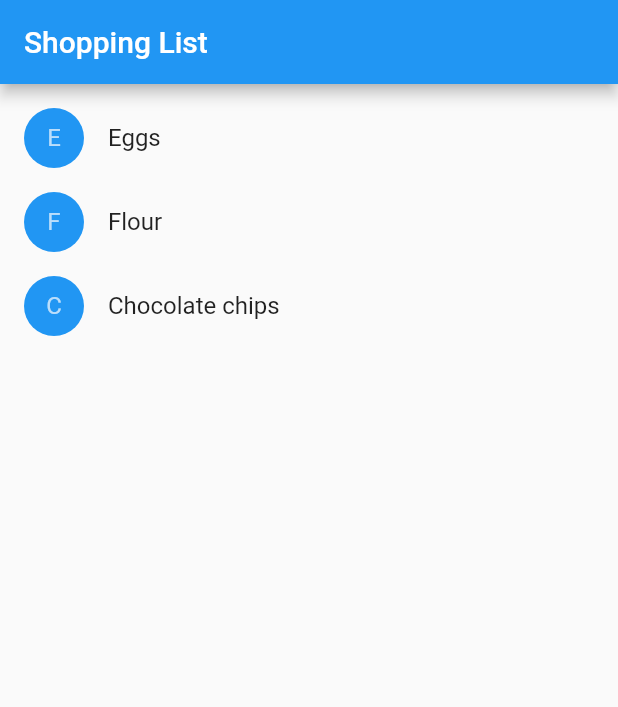
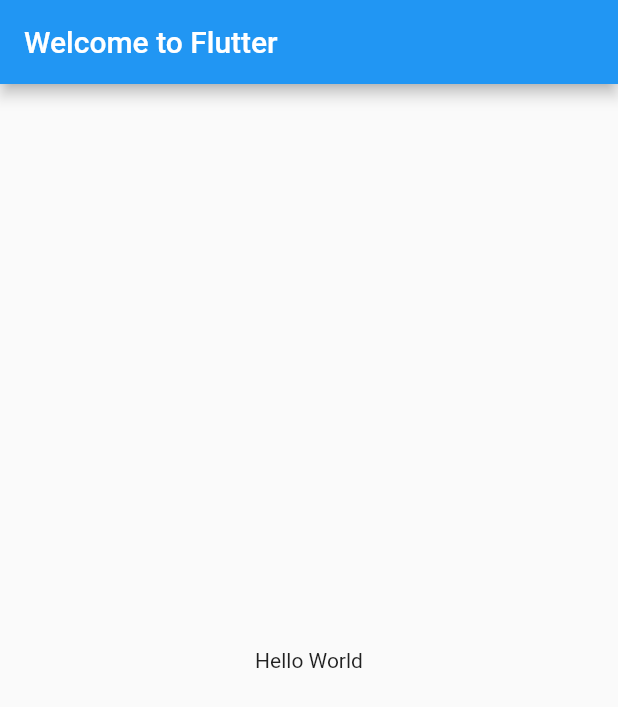
Before and after one commit to himanushi/music-app, a Flutter app: the screen it shows after launch, on a phone screen of 412 x 824 dp. Shown: the top 707 px of the screen. Run offline on Flutter 3.47's test engine with Material 2 defaults, Android fonts, the phone set to English and light mode, and no system bars.

Commit message:
Step 1: Create the starter Flutter app

```diff
--- a/lib/main.dart
+++ b/lib/main.dart
@@ -1,125 +1,24 @@
+// Copyright 2018 The Flutter team. All rights reserved.
+// Use of this source code is governed by a BSD-style license that can be
+// found in the LICENSE file.
+
 import 'package:flutter/material.dart';
 
-class Product {
-  const Product({required this.name});
+void main() => runApp(MyApp());
 
-  final String name;
-}
-
-typedef CartChangedCallback = Function(Product product, bool inCart);
-
-class ShoppingListItem extends StatelessWidget {
-  ShoppingListItem({
-    required this.product,
-    required this.inCart,
-    required this.onCartChanged,
-  }) : super(key: ObjectKey(product));
-
-  final Product product;
-  final bool inCart;
-  final CartChangedCallback onCartChanged;
-
-  Color _getColor(BuildContext context) {
-    // The theme depends on the BuildContext because different
-    // parts of the tree can have different themes.
-    // The BuildContext indicates where the build is
-    // taking place and therefore which theme to use.
-
-    return inCart //
-        ? Colors.black54
-        : Theme.of(context).primaryColor;
-  }
-
-  TextStyle? _getTextStyle(BuildContext context) {
-    if (!inCart) return null;
-
-    return const TextStyle(
-      color: Colors.black54,
-      decoration: TextDecoration.lineThrough,
-    );
-  }
-
+class MyApp extends StatelessWidget {
   @override
   Widget build(BuildContext context) {
-    return ListTile(
-      onTap: () {
-        onCartChanged(product, inCart);
-      },
-      leading: CircleAvatar(
-        backgroundColor: _getColor(context),
-        child: Text(product.name[0]),
-      ),
-      title: Text(
-        product.name,
-        style: _getTextStyle(context),
+    return MaterialApp(
+      title: 'Welcome to Flutter',
+      home: Scaffold(
+        appBar: AppBar(
+          title: const Text('Welcome to Flutter'),
+        ),
+        body: const Center(
+          child: Text('Hello World'),
+        ),
       ),
     );
   }
 }
-
-class ShoppingList extends StatefulWidget {
-  const ShoppingList({required this.products, Key? key}) : super(key: key);
-
-  final List<Product> products;
-
-  // The framework calls createState the first time
-  // a widget appears at a given location in the tree.
-  // If the parent rebuilds and uses the same type of
-  // widget (with the same key), the framework re-uses
-  // the State object instead of creating a new State object.
-
-  @override
-  _ShoppingListState createState() => _ShoppingListState();
-}
-
-class _ShoppingListState extends State<ShoppingList> {
-  final _shoppingCart = <Product>{};
-
-  void _handleCartChanged(Product product, bool inCart) {
-    setState(() {
-      // When a user changes what's in the cart, you need
-      // to change _shoppingCart inside a setState call to
-      // trigger a rebuild.
-      // The framework then calls build, below,
-      // which updates the visual appearance of the app.
-
-      if (!inCart) {
-        _shoppingCart.add(product);
-      } else {
-        _shoppingCart.remove(product);
-      }
-    });
-  }
-
-  @override
-  Widget build(BuildContext context) {
-    return Scaffold(
-      appBar: AppBar(
-        title: const Text('Shopping List'),
-      ),
-      body: ListView(
-        padding: const EdgeInsets.symmetric(vertical: 8.0),
-        children: widget.products.map((Product product) {
-          return ShoppingListItem(
-            product: product,
-            inCart: _shoppingCart.contains(product),
-            onCartChanged: _handleCartChanged,
-          );
-        }).toList(),
-      ),
-    );
-  }
-}
-
-void main() {
-  runApp(const MaterialApp(
-    title: 'Shopping App',
-    home: ShoppingList(
-      products: [
-        Product(name: 'Eggs'),
-        Product(name: 'Flour'),
-        Product(name: 'Chocolate chips'),
-      ],
-    ),
-  ));
-}
```
